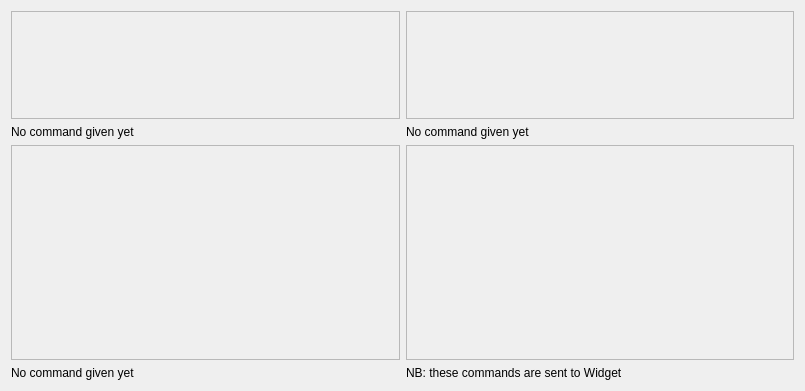
Above: Tools/ToolTestConceptMap/qttestconceptmapwidgetdialog.ui from richelbilderbeek/ProjectRichelBilderbeek before the change. Below: the same form after it.
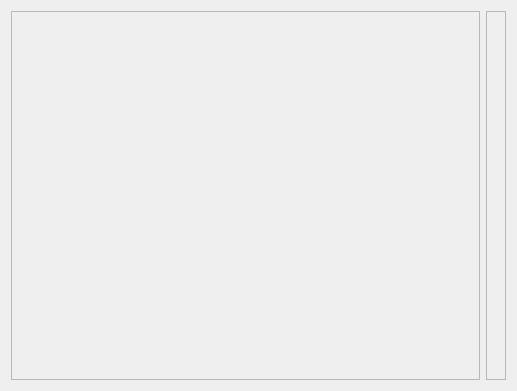
That is the form after the change.

What changed in the file:
```diff
--- a/Tools/ToolTestConceptMap/qttestconceptmapwidgetdialog.ui
+++ b/Tools/ToolTestConceptMap/qttestconceptmapwidgetdialog.ui
@@ -6,7 +6,7 @@
    <rect>
     <x>0</x>
     <y>0</y>
-    <width>805</width>
+    <width>517</width>
     <height>391</height>
    </rect>
   </property>
@@ -14,54 +14,14 @@
    <string>Test concept map widget</string>
   </property>
   <layout class="QGridLayout" name="gridLayout">
-   <item row="0" column="1">
-    <widget class="QFrame" name="frame_edit">
-     <property name="frameShape">
-      <enum>QFrame::StyledPanel</enum>
-     </property>
-     <property name="frameShadow">
-      <enum>QFrame::Raised</enum>
-     </property>
-    </widget>
-   </item>
-   <item row="0" column="0">
-    <widget class="QFrame" name="frame_display">
-     <property name="frameShape">
-      <enum>QFrame::StyledPanel</enum>
-     </property>
-     <property name="frameShadow">
-      <enum>QFrame::Raised</enum>
-     </property>
-    </widget>
-   </item>
-   <item row="1" column="1">
-    <widget class="QLabel" name="label_edit">
-     <property name="sizePolicy">
-      <sizepolicy hsizetype="Preferred" vsizetype="Maximum">
-       <horstretch>0</horstretch>
-       <verstretch>0</verstretch>
-      </sizepolicy>
-     </property>
-     <property name="text">
-      <string>No command given yet</string>
-     </property>
-    </widget>
-   </item>
-   <item row="1" column="0">
-    <widget class="QLabel" name="label_display">
-     <property name="sizePolicy">
-      <sizepolicy hsizetype="Preferred" vsizetype="Maximum">
-       <horstretch>0</horstretch>
-       <verstretch>0</verstretch>
-      </sizepolicy>
-     </property>
-     <property name="text">
-      <string>No command given yet</string>
-     </property>
-    </widget>
-   </item>
    <item row="2" column="1" rowspan="2">
     <widget class="QFrame" name="frame_buttons">
+     <property name="sizePolicy">
+      <sizepolicy hsizetype="Maximum" vsizetype="Preferred">
+       <horstretch>0</horstretch>
+       <verstretch>0</verstretch>
+      </sizepolicy>
+     </property>
      <property name="frameShape">
       <enum>QFrame::StyledPanel</enum>
      </property>
@@ -71,37 +31,8 @@
      <layout class="QVBoxLayout" name="verticalLayout"/>
     </widget>
    </item>
-   <item row="4" column="1">
-    <widget class="QLabel" name="label">
-     <property name="sizePolicy">
-      <sizepolicy hsizetype="Preferred" vsizetype="Maximum">
-       <horstretch>0</horstretch>
-       <verstretch>0</verstretch>
-      </sizepolicy>
-     </property>
-     <property name="toolTip">
-      <string>It is the duty of the QtConceptMapWidget to update itself</string>
-     </property>
-     <property name="text">
-      <string>NB: these commands are sent to Widget</string>
-     </property>
-    </widget>
-   </item>
-   <item row="4" column="0">
-    <widget class="QLabel" name="label_rate">
-     <property name="sizePolicy">
-      <sizepolicy hsizetype="Preferred" vsizetype="Maximum">
-       <horstretch>0</horstretch>
-       <verstretch>0</verstretch>
-      </sizepolicy>
-     </property>
-     <property name="text">
-      <string>No command given yet</string>
-     </property>
-    </widget>
-   </item>
    <item row="2" column="0" rowspan="2">
-    <widget class="QFrame" name="frame_rate">
+    <widget class="QFrame" name="frame_edit">
      <property name="frameShape">
       <enum>QFrame::StyledPanel</enum>
      </property>
```
